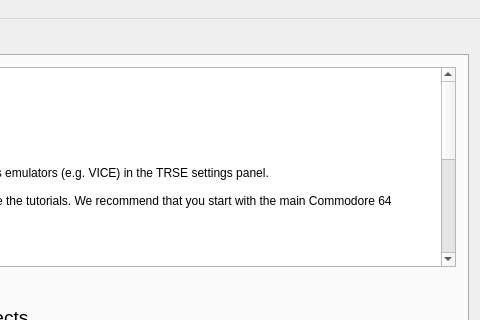
Above: mainwindow.ui from leuat/TRSE before the change; both pictures show x 900 to 1380 and y 0 to 320 of the 1380 by 720 pixel window. Below: the same form after it.
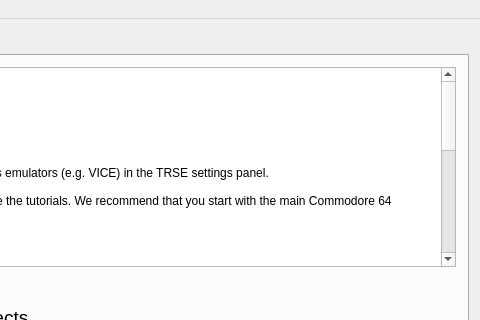
That is the form after the change. Icons and pictures are not drawn.

```diff
--- a/mainwindow.ui
+++ b/mainwindow.ui
@@ -287,14 +287,17 @@
 &lt;p style=&quot;-qt-paragraph-type:empty; margin-top:0px; margin-bottom:0px; margin-left:0px; margin-right:0px; -qt-block-indent:0; text-indent:0px; font-family:'Noto Sans'; font-size:9pt;&quot;&gt;&lt;br /&gt;&lt;/p&gt;
 &lt;p style=&quot; margin-top:0px; margin-bottom:0px; margin-left:0px; margin-right:0px; -qt-block-indent:0; text-indent:0px;&quot;&gt;&lt;span style=&quot; font-family:'Noto Sans'; font-size:9pt; font-weight:600;&quot;&gt;Changelog from 0.10&lt;/span&gt;&lt;/p&gt;
 &lt;ul style=&quot;margin-top: 0px; margin-bottom: 0px; margin-left: 0px; margin-right: 0px; -qt-list-indent: 1;&quot;&gt;&lt;li style=&quot; font-family:'Noto Sans'; font-size:9pt;&quot; style=&quot; margin-top:12px; margin-bottom:0px; margin-left:0px; margin-right:0px; -qt-block-indent:0; text-indent:0px;&quot;&gt;Tutorials/Help&lt;/li&gt;&lt;/ul&gt;
-&lt;ul style=&quot;margin-top: 0px; margin-bottom: 0px; margin-left: 0px; margin-right: 0px; -qt-list-indent: 2;&quot;&gt;&lt;li style=&quot; font-family:'Noto Sans'; font-size:9pt;&quot; style=&quot; margin-top:0px; margin-bottom:0px; margin-left:0px; margin-right:0px; -qt-block-indent:0; text-indent:0px;&quot;&gt;4 new Gameboy tutorials&lt;/li&gt;
+&lt;ul style=&quot;margin-top: 0px; margin-bottom: 0px; margin-left: 0px; margin-right: 0px; -qt-list-indent: 2;&quot;&gt;&lt;li style=&quot; font-family:'Noto Sans'; font-size:9pt;&quot; style=&quot; margin-top:0px; margin-bottom:0px; margin-left:0px; margin-right:0px; -qt-block-indent:0; text-indent:0px;&quot;&gt;6 new Gameboy tutorials&lt;/li&gt;
 &lt;li style=&quot; font-family:'Noto Sans'; font-size:9pt;&quot; style=&quot; margin-top:0px; margin-bottom:0px; margin-left:0px; margin-right:0px; -qt-block-indent:0; text-indent:0px;&quot;&gt;New C64 tutorial on playing 2 sids (intermediate)&lt;/li&gt;&lt;/ul&gt;
 &lt;p style=&quot;-qt-paragraph-type:empty; margin-top:0px; margin-bottom:0px; margin-left:0px; margin-right:0px; -qt-block-indent:0; text-indent:0px; font-family:'Noto Sans'; font-size:9pt;&quot;&gt;&lt;br /&gt;&lt;/p&gt;
 &lt;ul style=&quot;margin-top: 0px; margin-bottom: 0px; margin-left: 0px; margin-right: 0px; -qt-list-indent: 1;&quot;&gt;&lt;li style=&quot; font-family:'Noto Sans'; font-size:9pt;&quot; style=&quot; margin-top:12px; margin-bottom:0px; margin-left:0px; margin-right:0px; -qt-block-indent:0; text-indent:0px;&quot;&gt;Editor&lt;/li&gt;
 &lt;ul style=&quot;margin-top: 0px; margin-bottom: 0px; margin-left: 0px; margin-right: 0px; -qt-list-indent: 2;&quot;&gt;&lt;li style=&quot; font-family:'Noto Sans'; font-size:9pt;&quot; style=&quot; margin-top:0px; margin-bottom:0px; margin-left:0px; margin-right:0px; -qt-block-indent:0; text-indent:0px;&quot;&gt;Gameboy level editor, tile image editor and meta sprite editor.&lt;/li&gt;
-&lt;li style=&quot; font-family:'Noto Sans'; font-size:9pt;&quot; style=&quot; margin-top:0px; margin-bottom:0px; margin-left:0px; margin-right:0px; -qt-block-indent:0; text-indent:0px;&quot;&gt;Sprite packer system for GB&lt;/li&gt;&lt;/ul&gt;
+&lt;li style=&quot; font-family:'Noto Sans'; font-size:9pt;&quot; style=&quot; margin-top:0px; margin-bottom:0px; margin-left:0px; margin-right:0px; -qt-block-indent:0; text-indent:0px;&quot;&gt;Sprite packer system for GB&lt;/li&gt;
+&lt;li style=&quot; font-family:'Noto Sans'; font-size:9pt;&quot; style=&quot; margin-top:0px; margin-bottom:0px; margin-left:0px; margin-right:0px; -qt-block-indent:0; text-indent:0px;&quot;&gt;Ctrl+W closes any document now&lt;/li&gt;
+&lt;li style=&quot; font-family:'Noto Sans'; font-size:9pt;&quot; style=&quot; margin-top:0px; margin-bottom:0px; margin-left:0px; margin-right:0px; -qt-block-indent:0; text-indent:0px;&quot;&gt;Memory analyzer don't need to compile on use&lt;/li&gt;&lt;/ul&gt;
 &lt;li style=&quot; font-family:'Noto Sans'; font-size:9pt;&quot; style=&quot; margin-top:12px; margin-bottom:0px; margin-left:0px; margin-right:0px; -qt-block-indent:0; text-indent:0px;&quot;&gt;Compiler&lt;/li&gt;&lt;/ul&gt;
-&lt;ul style=&quot;margin-top: 0px; margin-bottom: 0px; margin-left: 0px; margin-right: 0px; -qt-list-indent: 2;&quot;&gt;&lt;li style=&quot; font-family:'Noto Sans'; font-size:9pt;&quot; style=&quot; margin-top:0px; margin-bottom:0px; margin-left:0px; margin-right:0px; -qt-block-indent:0; text-indent:0px;&quot;&gt;Fixed a bug where forward declarations of procedure with parameters crashed&lt;/li&gt;
+&lt;ul style=&quot;margin-top: 0px; margin-bottom: 0px; margin-left: 0px; margin-right: 0px; -qt-list-indent: 2;&quot;&gt;&lt;li style=&quot; font-family:'Noto Sans'; font-size:9pt;&quot; style=&quot; margin-top:0px; margin-bottom:0px; margin-left:0px; margin-right:0px; -qt-block-indent:0; text-indent:0px;&quot;&gt;Internal rewrite of the *entire* conditional + logical clause system. All CPUs use same system. Multiple AND/ OR have little overhead. Removed old slow system.&lt;/li&gt;
+&lt;li style=&quot; font-family:'Noto Sans'; font-size:9pt;&quot; style=&quot; margin-top:0px; margin-bottom:0px; margin-left:0px; margin-right:0px; -qt-block-indent:0; text-indent:0px;&quot;&gt;Fixed a bug where forward declarations of procedure with parameters crashed&lt;/li&gt;
 &lt;li style=&quot; font-family:'Noto Sans'; font-size:9pt;&quot; style=&quot; margin-top:0px; margin-bottom:0px; margin-left:0px; margin-right:0px; -qt-block-indent:0; text-indent:0px;&quot;&gt;TRU constants fixed&lt;/li&gt;
 &lt;li style=&quot; font-family:'Noto Sans'; font-size:9pt;&quot; style=&quot; margin-top:0px; margin-bottom:0px; margin-left:0px; margin-right:0px; -qt-block-indent:0; text-indent:0px;&quot;&gt;You can now build TRU/independent files with CTRL+SHIFT+B&lt;/li&gt;
 &lt;li style=&quot; font-family:'Noto Sans'; font-size:9pt;&quot; style=&quot; margin-top:0px; margin-bottom:0px; margin-left:0px; margin-right:0px; -qt-block-indent:0; text-indent:0px;&quot;&gt;Gameboy Z80ish compiler almost done&lt;/li&gt;&lt;/ul&gt;
```
